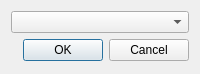
tdauth/gustavsfairyland, file ui/clippackagedialog.ui: the form before one commit.
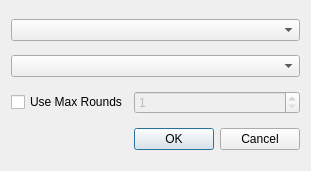
The form after the commit.

Commit message: Allow choosing maximum of rounds, default is 6, fixed rounds in highscores, disable buttons during playing a custom fairytale, make player smaller on Android, only one class for selecting a new game

Patch:
```diff
--- a/ui/clippackagedialog.ui
+++ b/ui/clippackagedialog.ui
@@ -6,21 +6,41 @@
    <rect>
     <x>0</x>
     <y>0</y>
-    <width>200</width>
-    <height>74</height>
+    <width>249</width>
+    <height>171</height>
    </rect>
   </property>
   <property name="windowTitle">
    <string>Select Clip Package</string>
   </property>
   <layout class="QGridLayout" name="gridLayout">
-   <item row="1" column="1">
+   <item row="4" column="1">
     <widget class="QDialogButtonBox" name="buttonBox">
      <property name="standardButtons">
       <set>QDialogButtonBox::Cancel|QDialogButtonBox::Ok</set>
      </property>
     </widget>
    </item>
+   <item row="3" column="0">
+    <widget class="QCheckBox" name="useMaxRoundsCheckBox">
+     <property name="text">
+      <string>Use Max Rounds</string>
+     </property>
+    </widget>
+   </item>
+   <item row="1" column="0" colspan="2">
+    <widget class="QComboBox" name="gameModesComboBox"/>
+   </item>
+   <item row="3" column="1">
+    <widget class="QSpinBox" name="maxRoundsSpinBox">
+     <property name="enabled">
+      <bool>false</bool>
+     </property>
+     <property name="minimum">
+      <number>1</number>
+     </property>
+    </widget>
+   </item>
    <item row="0" column="0" colspan="2">
     <widget class="QComboBox" name="comboBox"/>
    </item>
```
Left out of the diff: 28 changed lines with no effect on the pictures. The commit also changes 14 other files.
